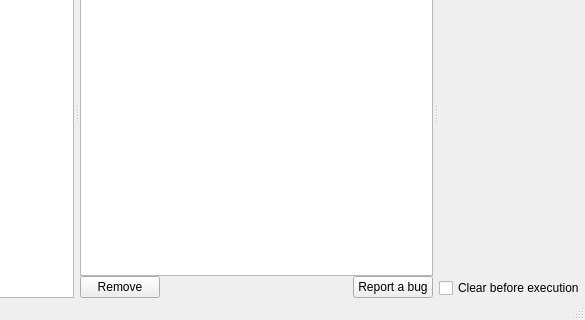
This is gui/mainwindow.ui in Jmgr/actiona as Qt 5 draws it before an edit; both pictures show x 182 to 767 and y 121 to 441 of the 767 by 441 pixel window. The edited form follows.
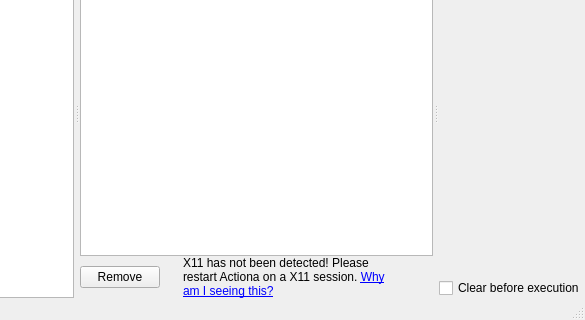
This is the edited form. Icons and pictures are not drawn. Custom widgets are drawn as their Qt base class.

Commit message: Gui: added a warning about using Actiona in a non-X11 session Gui: removed unused bug report button Locales: updated fr_FR

```diff
--- a/gui/mainwindow.ui
+++ b/gui/mainwindow.ui
@@ -21,7 +21,7 @@
    <set>QMainWindow::AllowTabbedDocks|QMainWindow::AnimatedDocks</set>
   </property>
   <widget class="QWidget" name="centralwidget">
-   <layout class="QVBoxLayout" name="verticalLayout_2" stretch="0,0">
+   <layout class="QVBoxLayout" name="verticalLayout_2" stretch="1,0">
     <property name="spacing">
      <number>0</number>
     </property>
@@ -93,9 +93,9 @@
      </widget>
     </item>
     <item>
-     <layout class="QHBoxLayout" name="horizontalLayout">
+     <layout class="QHBoxLayout" name="horizontalLayout_4" stretch="0,0,10,0">
       <property name="spacing">
-       <number>6</number>
+       <number>8</number>
       </property>
       <item>
        <widget class="DeleteActionPushButton" name="deleteDropTarget">
@@ -108,6 +108,35 @@
         </property>
        </widget>
       </item>
+      <item>
+       <widget class="QLabel" name="x11NotDetectedIconLabel">
+        <property name="text">
+         <string/>
+        </property>
+        <property name="pixmap">
+         <pixmap resource="gui.qrc">:/icons/warning.png</pixmap>
+        </property>
+        <property name="alignment">
+         <set>Qt::AlignRight|Qt::AlignTrailing|Qt::AlignVCenter</set>
+        </property>
+       </widget>
+      </item>
+      <item>
+       <widget class="QLabel" name="x11NotDetectedLabel">
+        <property name="text">
+         <string>&lt;html&gt;&lt;head/&gt;&lt;body&gt;&lt;p&gt;X11 has not been detected! Please restart Actiona on a X11 session. &lt;a href=&quot;x11notdetected&quot;&gt;&lt;span style=&quot; text-decoration: underline; color:#0000ff;&quot;&gt;Why am I seeing this?&lt;/span&gt;&lt;/a&gt;&lt;/p&gt;&lt;/body&gt;&lt;/html&gt;</string>
+        </property>
+        <property name="textFormat">
+         <enum>Qt::RichText</enum>
+        </property>
+        <property name="alignment">
+         <set>Qt::AlignLeading|Qt::AlignLeft|Qt::AlignVCenter</set>
+        </property>
+        <property name="wordWrap">
+         <bool>true</bool>
+        </property>
+       </widget>
+      </item>
       <item>
        <spacer name="horizontalSpacer">
         <property name="orientation">
@@ -121,13 +150,6 @@
         </property>
        </spacer>
       </item>
-      <item>
-       <widget class="QPushButton" name="reportBugPushButton">
-        <property name="text">
-         <string>Report a bug</string>
-        </property>
-       </widget>
-      </item>
      </layout>
     </item>
    </layout>
@@ -914,16 +936,16 @@
   </action>
  </widget>
  <customwidgets>
-  <customwidget>
-   <class>DeleteActionPushButton</class>
-   <extends>QPushButton</extends>
-   <header>deleteactionpushbutton.h</header>
-  </customwidget>
   <customwidget>
    <class>NewActionTreeWidget</class>
    <extends>QTreeWidget</extends>
    <header>newactiontreewidget.h</header>
   </customwidget>
+  <customwidget>
+   <class>DeleteActionPushButton</class>
+   <extends>QPushButton</extends>
+   <header>deleteactionpushbutton.h</header>
+  </customwidget>
   <customwidget>
    <class>ScriptTableView</class>
    <extends>QTableView</extends>
```
Left out of the diff: 4 changed lines with no effect on the pictures. The commit also changes 8 other files.
